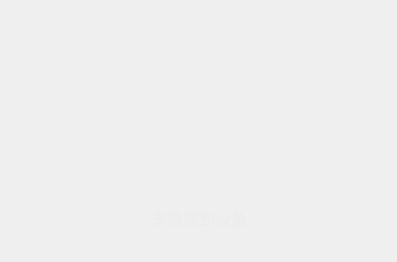
Old version of the form creator-pluginBean/res/beanNotifyContent.ui in the repository VRMakerTeam/VRMaker.
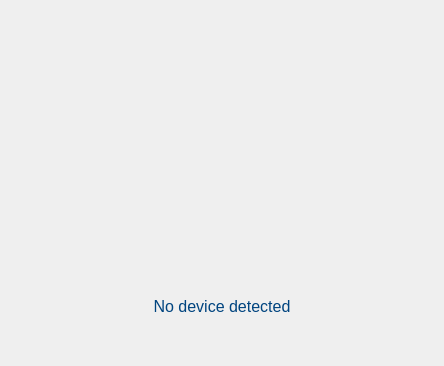
New version of the form. The open tabs and pages were chosen to show the change. Icons and pictures are not drawn.

The edit to the form file:
```diff
--- a/creator-pluginBean/res/beanNotifyContent.ui
+++ b/creator-pluginBean/res/beanNotifyContent.ui
@@ -6,8 +6,8 @@
    <rect>
     <x>0</x>
     <y>0</y>
-    <width>397</width>
-    <height>262</height>
+    <width>444</width>
+    <height>366</height>
    </rect>
   </property>
   <property name="windowTitle">
@@ -16,7 +16,7 @@
   <property name="styleSheet">
    <string notr="true">QLabel
 {
-	color: rgb(236, 236, 236);
+	color: #00447f;
 	font: 12pt;
 }</string>
   </property>
@@ -187,14 +187,14 @@
           <widget class="QLabel" name="label_4">
            <property name="minimumSize">
             <size>
-             <width>168</width>
-             <height>168</height>
+             <width>240</width>
+             <height>240</height>
             </size>
            </property>
            <property name="maximumSize">
             <size>
-             <width>168</width>
-             <height>168</height>
+             <width>240</width>
+             <height>240</height>
             </size>
            </property>
            <property name="text">
@@ -211,7 +211,7 @@
          <item>
           <widget class="QLabel" name="label">
            <property name="text">
-            <string>未检测到设备</string>
+            <string>No device detected</string>
            </property>
            <property name="alignment">
             <set>Qt::AlignCenter</set>
```
Left out of the diff: 14 changed lines with no effect on the pictures.
